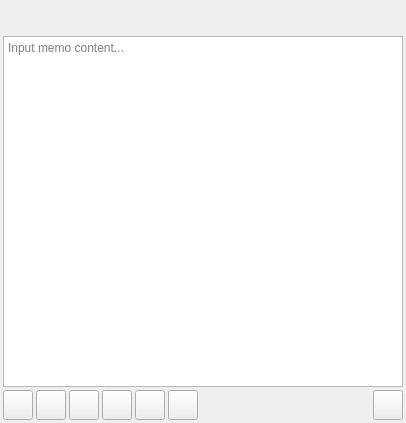
Qt form memoeditor.ui (JasonPhone/on-desk) before a commit.
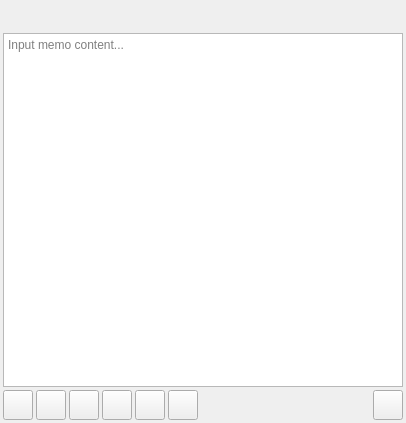
The same form after that commit. Icons and pictures are not drawn. Custom widgets are drawn as their Qt base class.

The edit to the form file:
```diff
--- a/memoeditor.ui
+++ b/memoeditor.ui
@@ -33,7 +33,7 @@
     <number>3</number>
    </property>
    <property name="topMargin">
-    <number>3</number>
+    <number>0</number>
    </property>
    <property name="rightMargin">
     <number>3</number>
```
Left out of the diff: 69 changed lines with no effect on the pictures.
